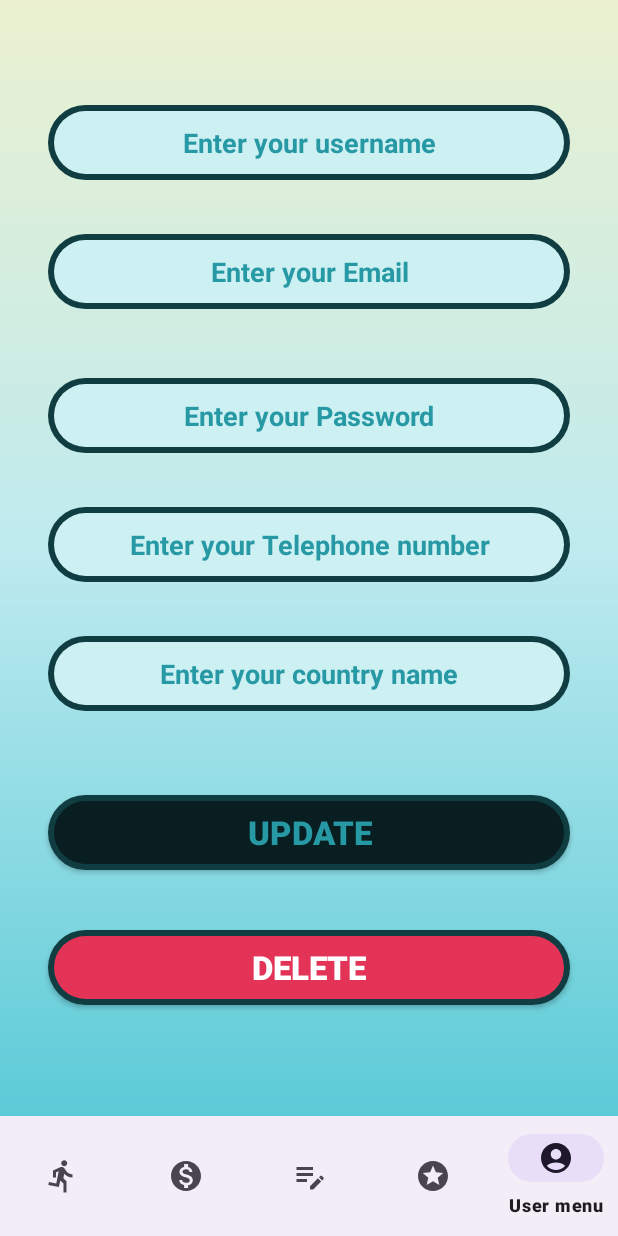
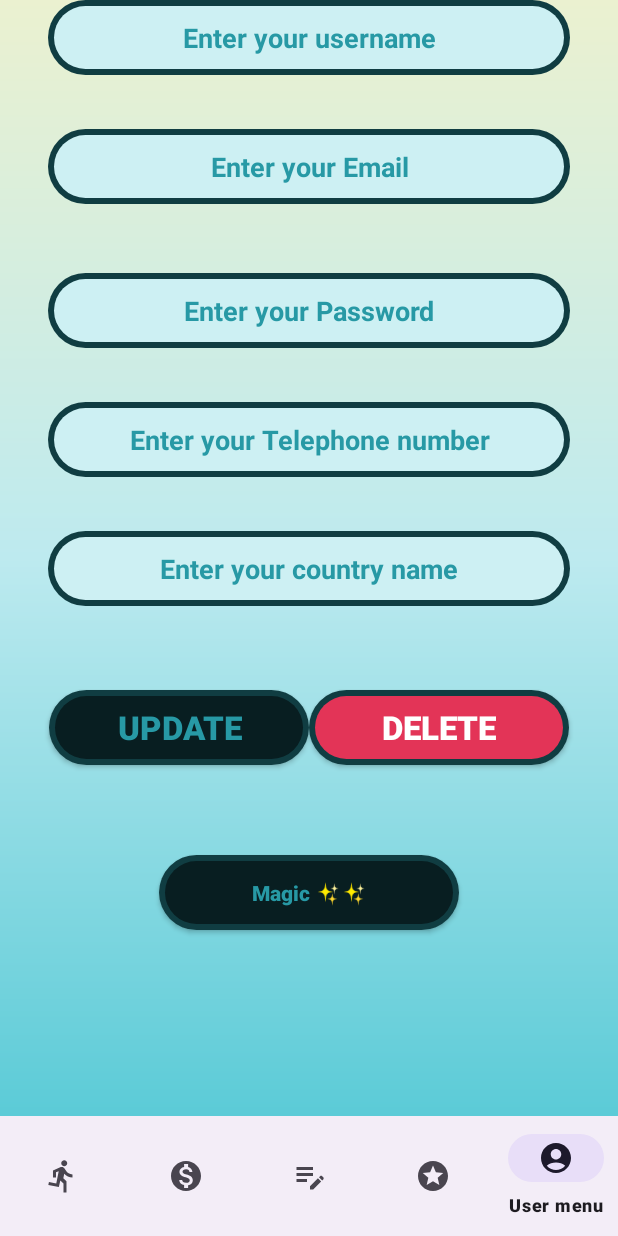
Before and after one commit to jmaimohamed/JetSetGo, an Android app: the HomeActivity screen opened directly, with no data from a screen before it, item 5 of the bottom bar chosen, on a phone screen of 412 x 824 dp. Run offline under Robolectric (Android 15) with nearby library versions, the phone set to English and light mode, and no system bars; our stand-ins replace Room's generated code.

Commit message:
VoiceUser

```diff
--- a/app/build.gradle.kts
+++ b/app/build.gradle.kts
@@ -37,6 +37,7 @@ dependencies {
     implementation("com.google.android.material:material:1.10.0")
     implementation("androidx.constraintlayout:constraintlayout:2.1.4")
     implementation("androidx.room:room-runtime:2.2.0")
+    implementation ("androidx.core:core-ktx:1.7.0")
     annotationProcessor("androidx.room:room-compiler:2.2.0")
     testImplementation("junit:junit:4.13.2")
     androidTestImplementation("androidx.test.ext:junit:1.1.5")
--- a/app/src/main/AndroidManifest.xml
+++ b/app/src/main/AndroidManifest.xml
@@ -8,7 +8,7 @@
     <uses-permission android:name="android.permission.ACTIVITY_RECOGNITION"/>
     <uses-permission android:name="android.permission.BODY_SENSORS" />
     <uses-permission android:name="android.permission.USE_FINGERPRINT" />
-
+    <uses-permission android:name="android.permission.RECORD_AUDIO" />
     <uses-permission android:name="android.permission.WRITE_EXTERNAL_STORAGE" />
 
 
--- /dev/null
+++ b/app/src/main/java/com/jmaaix/testttttt/DAO/FingerprintDataDao.java
@@ -0,0 +1,26 @@
+package com.jmaaix.testttttt.DAO;
+
+import androidx.room.Dao;
+import androidx.room.Insert;
+import androidx.room.OnConflictStrategy;
+import androidx.room.Query;
+import androidx.room.Update;
+
+import com.jmaaix.testttttt.database.UserDatabase;
+import com.jmaaix.testttttt.entities.FingerprintData;
+import com.jmaaix.testttttt.entities.User;
+
+
+@Dao
+public interface FingerprintDataDao  {
+
+
+
+
+
+    @Insert(onConflict = OnConflictStrategy.REPLACE)
+    void insertFingerprintData(FingerprintData fingerprintData);
+
+    @Query("SELECT * FROM fingerPrint WHERE userId = :userId")
+    FingerprintData getFingerprintDataByUserId(long userId);
+}
--- a/app/src/main/java/com/jmaaix/testttttt/DAO/UserDao.java
+++ b/app/src/main/java/com/jmaaix/testttttt/DAO/UserDao.java
@@ -7,7 +7,7 @@ import androidx.room.OnConflictStrategy;
 import androidx.room.Query;
 import androidx.room.Update;
 
-
+import com.jmaaix.testttttt.entities.FingerprintData;
 import com.jmaaix.testttttt.entities.User;
 
 import java.util.List;
@@ -25,6 +25,10 @@ public interface UserDao {
 
     @Query("SELECT * FROM users WHERE  users.Email = :Email")
     User getUserByEmail(String Email);
+    @Query("SELECT * FROM users WHERE  users.id = :ID")
+    User getUserById(Long ID);
+    @Query("SELECT * FROM users WHERE  users.Spes = :Spes")
+    User getUserBySpes(String Spes);
 
     @Query("select * from users")
     List<User> getAll();
@@ -40,4 +44,17 @@ public interface UserDao {
     void deleteUser(User user);
     @Query("DELETE FROM users WHERE id = :userId")
     void deleteUserById(long userId);
+
+
+
+
+    @Query("SELECT * FROM users WHERE id = :userId")
+    User getUserById(long userId);
+
+    @Query("SELECT * FROM fingerprint WHERE userId  = :userId") // Correct the table name
+    FingerprintData getFingerprintDataByUserId(long userId);
+
+    @Query("UPDATE users SET Spes=:spess  WHERE id = :userId")
+
+    void updateMagic(long userId, String spess);
 }
--- a/app/src/main/java/com/jmaaix/testttttt/UserAccountF.java
+++ b/app/src/main/java/com/jmaaix/testttttt/UserAccountF.java
@@ -7,8 +7,11 @@ import android.content.DialogInterface;
 import android.content.Intent;
 import android.os.Bundle;
 
+import androidx.biometric.BiometricPrompt;
+import androidx.core.content.ContextCompat;
 import androidx.fragment.app.Fragment;
 import androidx.fragment.app.FragmentManager;
+import androidx.fragment.app.FragmentTransaction;
 
 import android.util.Log;
 import android.view.LayoutInflater;
@@ -25,6 +28,7 @@ import com.jmaaix.testttttt.entities.User;
 
 import java.util.ArrayList;
 import java.util.List;
+import java.util.concurrent.Executor;
 
 /**
  * A simple {@link Fragment} subclass.
@@ -60,9 +64,16 @@ public class UserAccountF extends Fragment {
     }
     private Button updateUsernameButton;
     private Button delete;
-
+    private Button magic;
+    private Button FingerPrint;
     private UserDatabase userDatabase;
     private UserDao userDao;
+    private Executor executor;
+    private BiometricPrompt biometricPrompt;
+    private String fingerprintData;
+
+    private BiometricPrompt.PromptInfo promptInfo;
+
     @Override
     public View onCreateView(LayoutInflater inflater, ViewGroup container, Bundle savedInstanceState) {
         View view = inflater.inflate(R.layout.fragment_user_account, container, false);
@@ -72,6 +83,7 @@ public class UserAccountF extends Fragment {
         userDao = userDatabase.userDao();
         updateUsernameButton = view.findViewById(R.id.Update);
         delete = view.findViewById(R.id.Delete);
+    magic = view.findViewById(R.id.Spes);
 
         // Retrieve the username of the logged-in user (from the login process)
        // String loggedInUsername = getArguments().getString(ARG_USERNAME);
@@ -85,7 +97,6 @@ public class UserAccountF extends Fragment {
         TelephoneEditView  = view.findViewById(R.id.Telephone);
         PaysEditView  = view.findViewById(R.id.Pays);
         PasswordEditView= view.findViewById(R.id.Password);
-
         User user = userDao.getUserByEmail(this.Email);
         Log.d("UserAccountF", "User found: " + user);
         if (user != null) {
@@ -135,6 +146,29 @@ public class UserAccountF extends Fragment {
                     builder.create().show();
                 }
             });
+
+
+            magic.setOnClickListener(new View.OnClickListener() {
+                @Override
+                public void onClick(View v) {
+                    // Retrieve the user's ID (assuming you have the user object)
+                    Long userId = user.getId();
+
+                    // Create a new instance of MagicFragment and pass the user ID as an argument
+                    MagicFragment magicFragment = MagicFragment.newInstance(userId);
+
+                    // Use a FragmentTransaction to navigate to the MagicFragment
+                    FragmentTransaction transaction = getParentFragmentManager().beginTransaction();
+                    transaction.replace(R.id.frameH, magicFragment);
+                    transaction.addToBackStack(null); // Add to back stack for navigation
+                    transaction.commit();
+
+
+                }
+            });
+
+
+
         } else {
             Log.d("UserAccountF", "User not found for username: " + this.Email);
             Toast.makeText(getActivity().getApplicationContext(), "User not found", Toast.LENGTH_SHORT).show();
@@ -144,4 +178,5 @@ public class UserAccountF extends Fragment {
         return view;
     }
 
+
 }
--- a/app/src/main/res/layout/fragment_user_account.xml
+++ b/app/src/main/res/layout/fragment_user_account.xml
@@ -20,7 +20,7 @@
             android:layout_width="match_parent"
             android:layout_height="50dp"
             android:layout_marginStart="32dp"
-            android:layout_marginTop="70dp"
+            android:layout_marginTop="0dp"
             android:layout_marginEnd="32dp"
             android:layout_marginBottom="16dp"
             android:background="@drawable/fieldtextt"
@@ -103,32 +103,54 @@
             android:textColorHint="#2799A5"
             android:textStyle="bold" />
 
+        <LinearLayout
+            android:layout_width="match_parent"
+            android:layout_height="100dp"
+            android:layout_marginTop="0dp"
+            android:gravity="center|top"
+            android:orientation="horizontal">
 
             <androidx.appcompat.widget.AppCompatButton
                 android:id="@+id/Update"
-            android:layout_width="match_parent"
+                android:layout_width="173dp"
                 android:layout_height="50dp"
-            android:layout_marginStart="32dp"
+
                 android:layout_marginTop="40dp"
-            android:layout_marginEnd="32dp"
+                android:layout_marginLeft="50dp"
                 android:background="@drawable/buttonloginsignup"
                 android:text="Update"
                 android:textColor="#2799A5"
                 android:textSize="22sp"
                 android:textStyle="bold" />
+
             <androidx.appcompat.widget.AppCompatButton
                 android:id="@+id/Delete"
-            android:layout_width="match_parent"
+                android:layout_width="173dp"
                 android:layout_height="50dp"
-            android:layout_marginStart="32dp"
                 android:layout_marginTop="40dp"
-            android:layout_marginEnd="32dp"
+                android:layout_marginEnd="50dp"
                 android:background="@drawable/selfie"
                 android:text="Delete"
                 android:textColor="#FFFFFF"
                 android:textSize="22sp"
                 android:textStyle="bold" />
 
+        </LinearLayout>
+
+
+        <androidx.appcompat.widget.AppCompatButton
+            android:id="@+id/Spes"
+            android:layout_width="200dp"
+            android:layout_height="50dp"
+            android:layout_gravity="center"
+            android:layout_marginTop="50dp"
+            android:background="@drawable/buttonloginsignup"
+            android:ems="10"
+            android:hint="Magic ✨✨"
+            android:textAlignment="center"
+            android:textColor="#2799A5"
+            android:textColorHint="#2799A5"
+            android:textStyle="bold" />
 
 
     </LinearLayout>
```
Also changed, not shown: app/src/main/java/com/jmaaix/testttttt/LoginActivity.java (+114 -2 lines), app/src/main/java/com/jmaaix/testttttt/MagicFragment.java (added, +78 -0 lines), app/src/main/java/com/jmaaix/testttttt/database/UserDatabase.java (+5 -2 lines), app/src/main/java/com/jmaaix/testttttt/entities/FingerprintData.java (added, +37 -0 lines), app/src/main/java/com/jmaaix/testttttt/entities/User.java (+30 -0 lines), app/src/main/res/layout/activity_login.xml (+8 -0 lines), app/src/main/res/layout/fragment_magic.xml (added, +64 -0 lines). Lines whose indentation alone changed are shown as unchanged.
